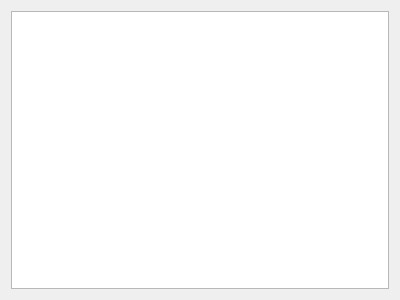
First picture: the form in widget.ui, repository artyomir/HSE_VS_MSU, before the edit.
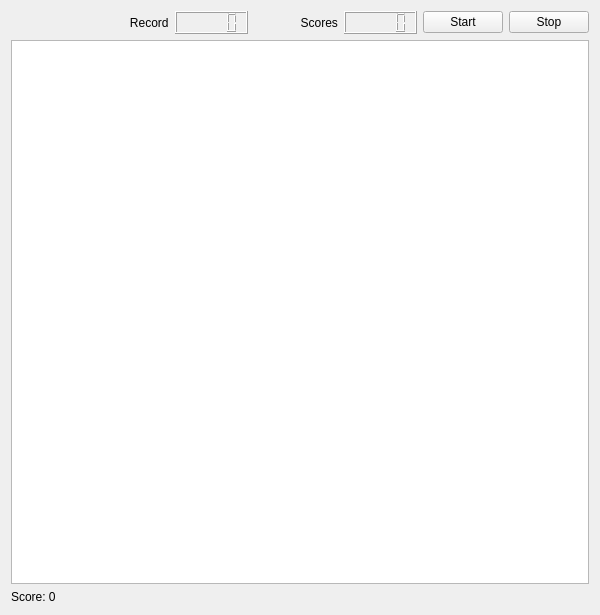
Second picture: the form after the edit.

```diff
--- a/widget.ui
+++ b/widget.ui
@@ -6,8 +6,8 @@
    <rect>
     <x>0</x>
     <y>0</y>
-    <width>400</width>
-    <height>300</height>
+    <width>600</width>
+    <height>615</height>
    </rect>
   </property>
   <property name="windowTitle">
@@ -15,8 +15,60 @@
   </property>
   <layout class="QGridLayout" name="gridLayout">
    <item row="0" column="0">
+    <layout class="QHBoxLayout" name="horizontalLayout">
+     <item>
+      <widget class="QLabel" name="user">
+       <property name="text">
+        <string/>
+       </property>
+      </widget>
+     </item>
+     <item>
+      <widget class="QLabel" name="recordLabel">
+       <property name="text">
+        <string>            Record</string>
+       </property>
+      </widget>
+     </item>
+     <item>
+      <widget class="QLCDNumber" name="record"/>
+     </item>
+     <item>
+      <widget class="QLabel" name="scores_2">
+       <property name="text">
+        <string>              Scores</string>
+       </property>
+      </widget>
+     </item>
+     <item>
+      <widget class="QLCDNumber" name="scoresNum"/>
+     </item>
+     <item>
+      <widget class="QPushButton" name="start">
+       <property name="text">
+        <string>Start</string>
+       </property>
+      </widget>
+     </item>
+     <item>
+      <widget class="QPushButton" name="stop">
+       <property name="text">
+        <string>Stop</string>
+       </property>
+      </widget>
+     </item>
+    </layout>
+   </item>
+   <item row="1" column="0">
     <widget class="QGraphicsView" name="graphicsView"/>
    </item>
+   <item row="2" column="0">
+    <widget class="QLabel" name="scores">
+     <property name="text">
+      <string>Score: 0</string>
+     </property>
+    </widget>
+   </item>
   </layout>
  </widget>
  <layoutdefault spacing="6" margin="11"/>
```
